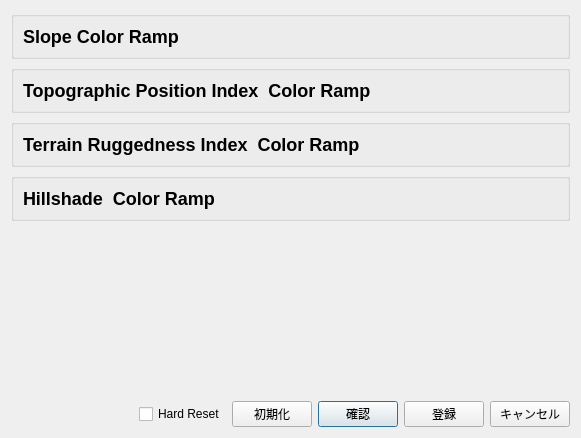
Old version of the form views/color_ramp_dlg.ui in the repository shingo405nagano/generating_topoglaphic_maps.
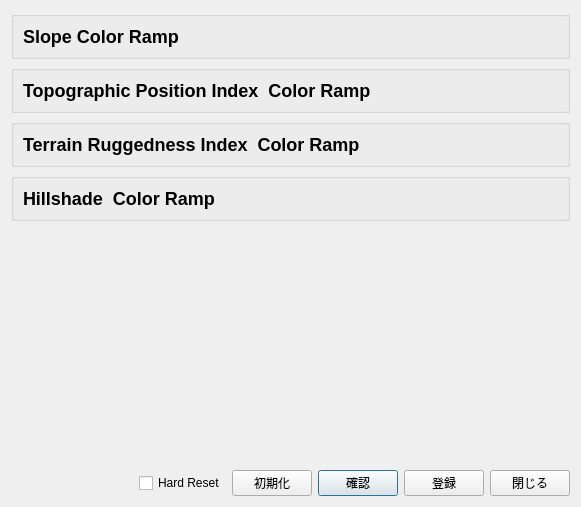
New version of the form.

What changed in the file:
```diff
--- a/views/color_ramp_dlg.ui
+++ b/views/color_ramp_dlg.ui
@@ -7,7 +7,7 @@
     <x>0</x>
     <y>0</y>
     <width>581</width>
-    <height>438</height>
+    <height>507</height>
    </rect>
   </property>
   <property name="acceptDrops">
@@ -158,7 +158,7 @@
      <item row="0" column="5">
       <widget class="QPushButton" name="btn_Cancel">
        <property name="text">
-        <string>キャンセル</string>
+        <string>閉じる</string>
        </property>
       </widget>
      </item>
```
Left out of the diff: 2 changed lines with no effect on the pictures.
